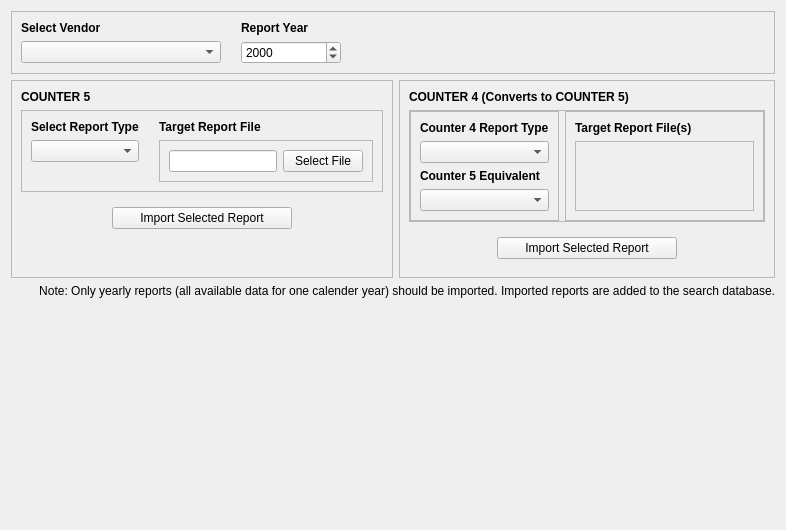
This is ui/ImportReportTab.ui in CS-4820-Library-Project/COUNTER-5-Report-Tool-2020-5.0 as Qt 5 draws it before an edit. The edited form follows.
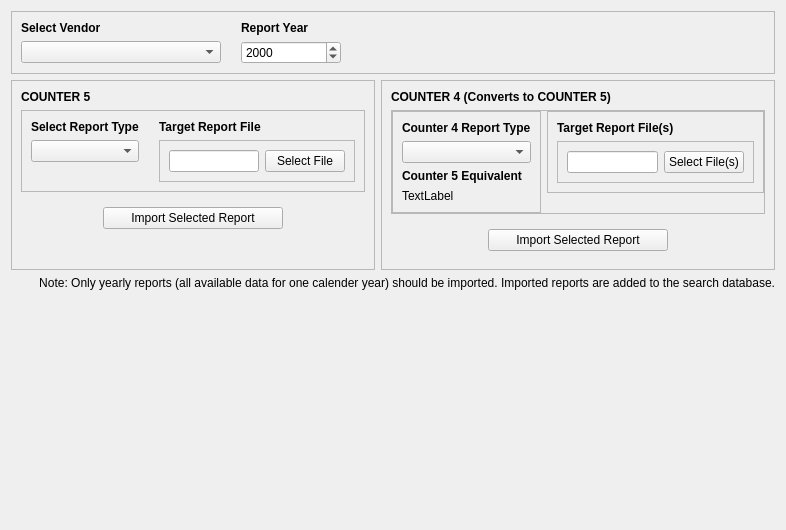
This is the edited form. Icons and pictures are not drawn.

Commit message: Updated Import tab ui

Diff of the .ui file:
```diff
--- a/ui/ImportReportTab.ui
+++ b/ui/ImportReportTab.ui
@@ -363,13 +363,23 @@
                 </widget>
                </item>
                <item>
-                <widget class="QComboBox" name="c4_report_type_equiv_combo_box"/>
+                <widget class="QLabel" name="c4_report_type_equiv_label">
+                 <property name="text">
+                  <string>TextLabel</string>
+                 </property>
+                </widget>
                </item>
               </layout>
              </widget>
             </item>
-            <item>
+            <item alignment="Qt::AlignTop">
              <widget class="QFrame" name="frame_5">
+              <property name="sizePolicy">
+               <sizepolicy hsizetype="Preferred" vsizetype="Fixed">
+                <horstretch>0</horstretch>
+                <verstretch>0</verstretch>
+               </sizepolicy>
+              </property>
               <property name="frameShape">
                <enum>QFrame::StyledPanel</enum>
               </property>
@@ -401,7 +411,28 @@
                  <property name="frameShape">
                   <enum>QFrame::StyledPanel</enum>
                  </property>
-                 <layout class="QHBoxLayout" name="horizontalLayout_16"/>
+                 <layout class="QHBoxLayout" name="horizontalLayout_16">
+                  <item>
+                   <widget class="QLineEdit" name="selected_file_edit_2">
+                    <property name="readOnly">
+                     <bool>true</bool>
+                    </property>
+                   </widget>
+                  </item>
+                  <item>
+                   <widget class="QPushButton" name="select_file_button_2">
+                    <property name="sizePolicy">
+                     <sizepolicy hsizetype="Fixed" vsizetype="Fixed">
+                      <horstretch>0</horstretch>
+                      <verstretch>0</verstretch>
+                     </sizepolicy>
+                    </property>
+                    <property name="text">
+                     <string>Select File(s)</string>
+                    </property>
+                   </widget>
+                  </item>
+                 </layout>
                 </widget>
                </item>
               </layout>
```
The commit also changes 2 other files.
